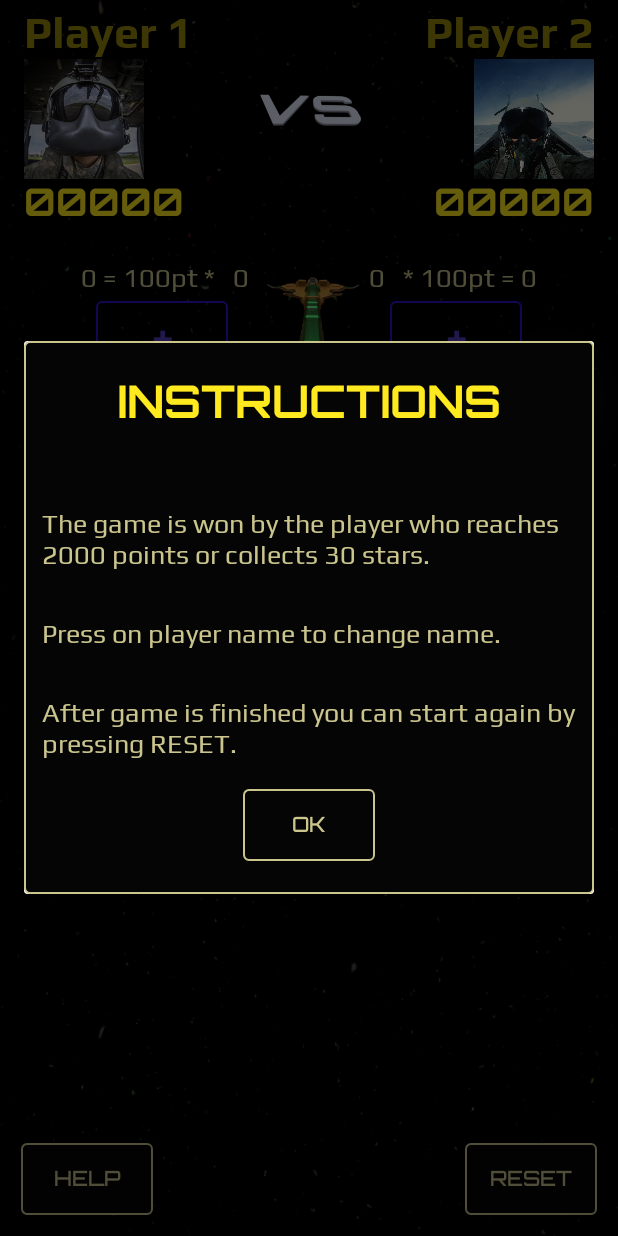
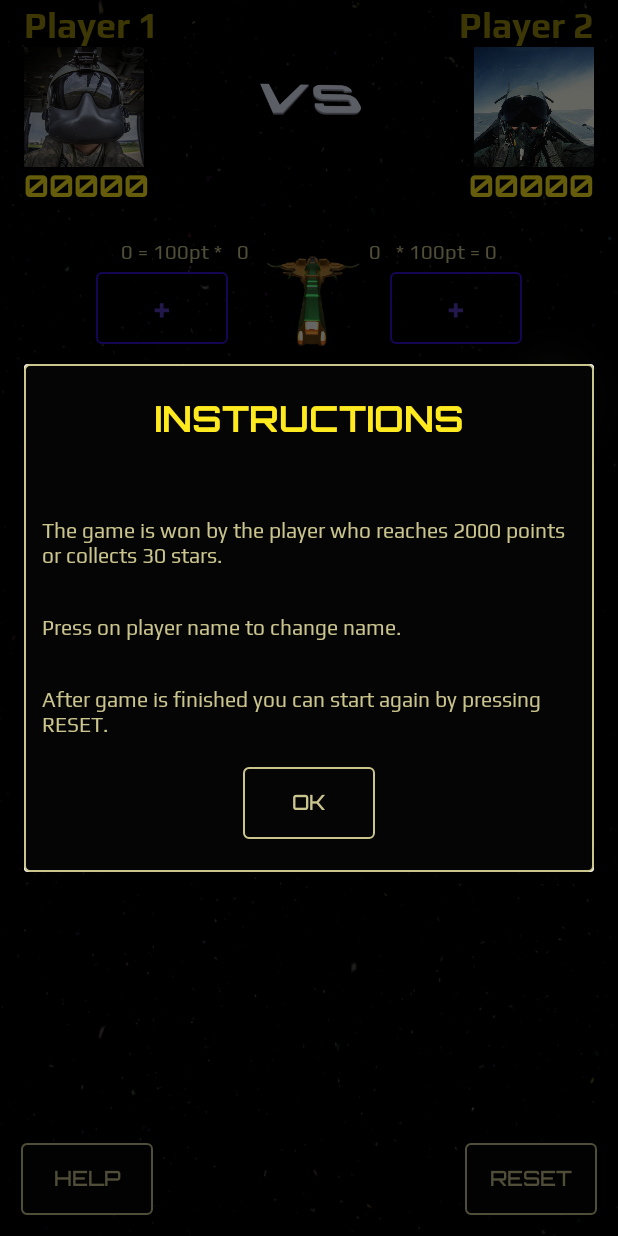
Before and after one commit to bubusan2015/ScoreKeeper, an Android app: the screen it shows after launch (MainActivity), after a tap on "HELP", on a phone screen of 412 x 824 dp. Run offline under Robolectric (Android 15) with nearby library versions, the phone set to English and light mode, and no system bars.

Commit message:
minor tweaks

```diff
--- a/app/src/main/java/com/example/android/scorekeeper/MainActivity.java
+++ b/app/src/main/java/com/example/android/scorekeeper/MainActivity.java
@@ -15,6 +15,36 @@ import android.widget.Toast;
 import java.util.zip.Inflater;
 
 public class MainActivity extends AppCompatActivity implements View.OnClickListener {
+
+    private Boolean gameOver=false;
+    private String gameMessage="";
+    private int scorePlayer_1=0;
+    private int scorePlayer_2=0;
+    private String player_1_name,player_2_name;
+    // number of ships destroyed by each player
+    private int ship_type_1_player_1_count=0,ship_type_1_player_2_count=0,
+            ship_type_2_player_1_count=0,ship_type_2_player_2_count=0,
+            ship_type_3_player_1_count=0,ship_type_3_player_2_count=0,
+            ship_type_4_player_1_count=0,ship_type_4_player_2_count=0;
+
+    private int shipType_1_player_1_score=0,shipType_1_player_2_score=0,
+            shipType_2_player_1_score=0,shipType_2_player_2_score=0,
+            shipType_3_player_1_score=0,shipType_3_player_2_score=0,
+            shipType_4_player_1_score=0,shipType_4_player_2_score=0;
+    private TextView mPlayer_1_name,mPlayer_2_name,mPlayer_1_score,mPlayer_2_score,
+            mShipType_1_player_1_score,mShipType_1_player_2_score,
+            mShipType_2_player_1_score,mShipType_2_player_2_score,
+            mShipType_3_player_1_score,mShipType_3_player_2_score,
+            mShipType_4_player_1_score,mShipType_4_player_2_score ;
+    private Button mShip_1_player_1_button,mShip_1_player_2_button,
+            mShip_2_player_1_button,mShip_2_player_2_button,
+            mShip_3_player_1_button,mShip_3_player_2_button,
+            mShip_4_player_1_button,mShip_4_player_2_button;
+    private Button mInstructions,mReset;
+    private String points;
+
+
+
     @Override
     protected void onSaveInstanceState(Bundle outState) {
         super.onSaveInstanceState(outState);
@@ -48,34 +78,6 @@ public class MainActivity extends AppCompatActivity implements View.OnClickListe
         calculateScore();
         updateUI();
     }
-
-    private Boolean gameOver=false;
-    private String gameMessage="";
-    private int scorePlayer_1=0;
-    private int scorePlayer_2=0;
-    private String player_1_name,player_2_name;
-    // number of ships destroyed by each player
-    private int ship_type_1_player_1_count=0,ship_type_1_player_2_count=0,
-                ship_type_2_player_1_count=0,ship_type_2_player_2_count=0,
-                ship_type_3_player_1_count=0,ship_type_3_player_2_count=0,
-                ship_type_4_player_1_count=0,ship_type_4_player_2_count=0;
-
-    private int shipType_1_player_1_score=0,shipType_1_player_2_score=0,
-                shipType_2_player_1_score=0,shipType_2_player_2_score=0,
-                shipType_3_player_1_score=0,shipType_3_player_2_score=0,
-                shipType_4_player_1_score=0,shipType_4_player_2_score=0;
-    private TextView mPlayer_1_name,mPlayer_2_name,mPlayer_1_score,mPlayer_2_score,
-        mShipType_1_player_1_score,mShipType_1_player_2_score,
-        mShipType_2_player_1_score,mShipType_2_player_2_score,
-        mShipType_3_player_1_score,mShipType_3_player_2_score,
-        mShipType_4_player_1_score,mShipType_4_player_2_score ;
-    private Button mShip_1_player_1_button,mShip_1_player_2_button,
-            mShip_2_player_1_button,mShip_2_player_2_button,
-            mShip_3_player_1_button,mShip_3_player_2_button,
-            mShip_4_player_1_button,mShip_4_player_2_button;
-    private Button mInstructions,mReset;
-    private String points;
-
 
 
     @Override
@@ -212,13 +214,11 @@ public class MainActivity extends AppCompatActivity implements View.OnClickListe
         builder.setView(view);
         final AlertDialog dialog=builder.create();
         dialog.show();
-
         closeButton.setOnClickListener(new View.OnClickListener() {
             @Override
             public void onClick(View view) {
                   dialog.dismiss();
             }
-
         });
         return ;
     }
@@ -233,7 +233,6 @@ public class MainActivity extends AppCompatActivity implements View.OnClickListe
             temp_playerName=mPlayer_1_name.getText().toString();
         else
             temp_playerName=mPlayer_2_name.getText().toString();
-
         player_name.setText(temp_playerName);
         Button okButton=(Button) view.findViewById(R.id.ok_button);
         Button cancelButton=(Button) view.findViewById(R.id.cancel_button);
@@ -359,15 +358,15 @@ public class MainActivity extends AppCompatActivity implements View.OnClickListe
     }
     String padLeft(int x,int padSize) {
         String input =String.valueOf(x);
-        String result="";
+        StringBuilder result=new StringBuilder("");
         for(int i=input.length();i<padSize;i++)
-            result=result+" ";
-        return result+input;
+            result.append(" ");
+        return result.toString()+input;
     }
     String padRight(int x,int padSize) {
         String input =String.valueOf(x);
-        String result="";
+        StringBuilder result=new StringBuilder("");
         for(int i=input.length();i<padSize;i++)
-            result=result+" ";
-        return input+result;    }
+            result.append(" ");
+        return input+result.toString();    }
 }
--- a/app/src/main/res/values/dimens.xml
+++ b/app/src/main/res/values/dimens.xml
@@ -13,11 +13,11 @@
     <dimen name="ship_layout_margin_top">10dp</dimen>
 
     <dimen name="large_text_size">45sp</dimen>
-    <dimen name="normal_text_size">25sp</dimen>
-    <dimen name="player_name">30sp</dimen>
-    <dimen name="scor">18sp</dimen>
+    <dimen name="normal_text_size">20sp</dimen>
+    <dimen name="player_name">24sp</dimen>
+    <dimen name="scor">13sp</dimen>
     <dimen name="margin_left">5dp</dimen>
-    <dimen name="add_image_button">48dp</dimen>
+    <dimen name="add_image_button">36dp</dimen>
     <dimen name="buttons_down_text">10sp</dimen>
 
     <dimen name="corner_radius">3dp</dimen>
@@ -25,7 +25,7 @@
     <dimen name="vertical_margin">12dp</dimen>
 
 
-    <dimen name="dialog_text_size">18sp</dimen>
+    <dimen name="dialog_text_size">14sp</dimen>
     <dimen name="dialog_top_margin">30dp</dimen>
     <dimen name="dialog_padding">20dp</dimen>
     <dimen name="dialog_small_paddin">10dp</dimen>
```
